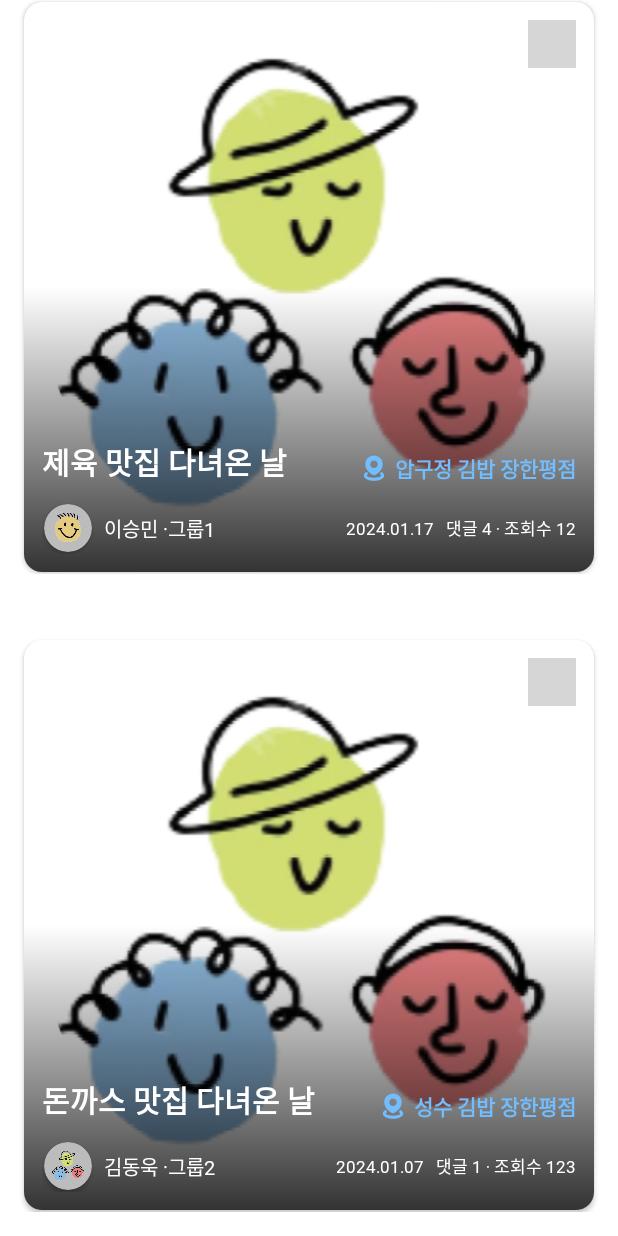
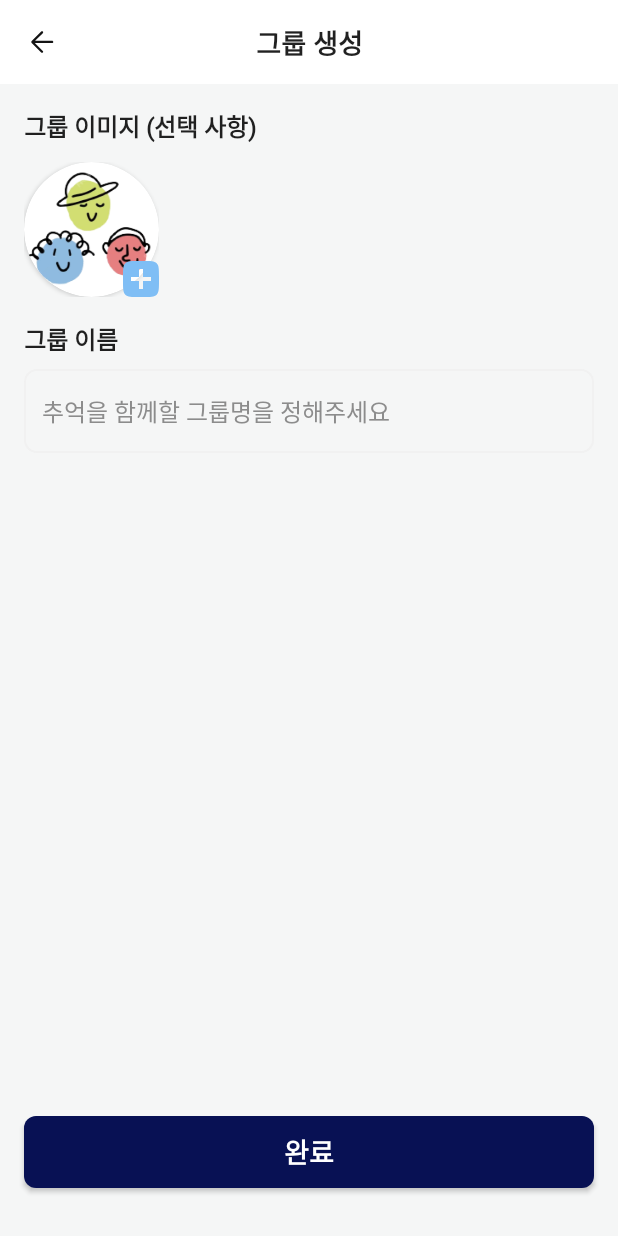
Before and after one commit to TTT-Sesac-2nd-project/WeWrite-FE, an Android app: the screen it shows after launch (GroupPageActivity before the commit, GroupCreateActivity after it), on a phone screen of 412 x 824 dp. Run offline under Robolectric (Android 15) with nearby library versions, the phone set to English and light mode, and no system bars; libraries missing offline, so code that uses them is left out: com.kakao.sdk; 1 statement that could not run was skipped; grey boxes are pictures that could not be loaded.

Commit message:
그룹 생성 페이지 View 생성

```diff
--- a/app/src/main/AndroidManifest.xml
+++ b/app/src/main/AndroidManifest.xml
@@ -15,9 +15,6 @@
         android:theme="@style/Theme.WeWrite">
         <activity
             android:name=".ui.group.GroupCreateActivity"
-            android:exported="false" />
-        <activity
-            android:name=".ui.group.GroupPageActivity"
             android:exported="true">
             <intent-filter>
                 <action android:name="android.intent.action.MAIN" />
@@ -26,11 +23,17 @@
             </intent-filter>
         </activity>
         <activity
+            android:name=".ui.group.GroupPageActivity"
+            android:exported="true">
+        </activity>
+        <activity
             android:name=".ui.detail.DetailActivity"
-            android:exported="false"></activity>
+            android:exported="false">
+        </activity>
         <activity
             android:name=".ui.onboarding.OnBoardingActivity"
-            android:exported="false"></activity>
+            android:exported="false">
+        </activity>
 
         <meta-data
             android:name="com.kakao.sdk.AppKey"
@@ -38,7 +41,8 @@
 
         <activity
             android:name=".ui.login.SplashActivity"
-            android:exported="true" />
+            android:exported="true">
+        </activity>
         <activity
             android:name=".ui.login.LoginActivity"
             android:exported="false">
@@ -53,7 +57,8 @@
         </activity>
         <activity
             android:name=".ui.MainActivity"
-            android:exported="false"></activity>
+            android:exported="false">
+        </activity>
     </application>
 
 </manifest>
--- /dev/null
+++ b/app/src/main/res/drawable/bg_edit_text.xml
@@ -0,0 +1,10 @@
+<?xml version="1.0" encoding="utf-8"?>
+<shape xmlns:android="http://schemas.android.com/apk/res/android"
+    android:shape="rectangle"
+    android:thickness="0dp"
+    android:padding="12dp"
+    android:textColor="@color/Gray8">
+    <stroke android:width="1dp" android:color="@color/Gray4"/>
+    <corners android:radius="8dp"/>
+    <solid android:color="@null"/>
+</shape>
--- /dev/null
+++ b/app/src/main/res/drawable/vi_plus_button.xml
@@ -0,0 +1,10 @@
+<vector xmlns:android="http://schemas.android.com/apk/res/android"
+    android:width="18dp"
+    android:height="18dp"
+    android:viewportWidth="18"
+    android:viewportHeight="18">
+    <path
+        android:fillColor="#FF7FBEF5"
+        android:fillType="evenOdd"
+        android:pathData="M1.17 1.17C0 2.34 0 4.23 0 8v2c0 3.77 0 5.66 1.17 6.83S4.23 18 8 18h2c3.77 0 5.66 0 6.83-1.17S18 13.77 18 10V8c0-3.77 0-5.66-1.17-6.83S13.77 0 10 0H8C4.23 0 2.34 0 1.17 1.17ZM8 4v4H4v2h4v4h2v-4h4V8h-4V4H8Z"/>
+</vector>
--- a/app/src/main/res/layout/activity_group_create.xml
+++ b/app/src/main/res/layout/activity_group_create.xml
@@ -4,6 +4,128 @@
     xmlns:tools="http://schemas.android.com/tools"
     android:layout_width="match_parent"
     android:layout_height="match_parent"
+    android:background="@color/Gray9"
     tools:context=".ui.group.GroupCreateActivity">
+    <androidx.constraintlayout.widget.ConstraintLayout
+        android:id="@+id/toolbar"
+        android:layout_width="match_parent"
+        android:layout_height="56dp"
+        android:background="@android:color/white"
+        app:layout_constraintTop_toTopOf="parent">
+        <ImageView
+            android:id="@+id/iv_toolbar_back"
+            android:layout_width="40dp"
+            android:layout_height="40dp"
+            android:padding="8dp"
+            android:src="@drawable/vi_back_button"
+            android:layout_marginStart="8dp"
+            app:layout_constraintStart_toStartOf="parent"
+            app:layout_constraintTop_toTopOf="parent"
+            app:layout_constraintBottom_toBottomOf="parent">
+        </ImageView>
+        <TextView
+            android:layout_width="wrap_content"
+            android:layout_height="wrap_content"
+            android:textSize="18sp"
+            android:textStyle="bold"
+            android:text="@string/group_create_toolbar"
+            app:layout_constraintStart_toStartOf="parent"
+            app:layout_constraintTop_toTopOf="parent"
+            app:layout_constraintBottom_toBottomOf="parent"
+            app:layout_constraintEnd_toEndOf="parent"
+            >
+        </TextView>
+    </androidx.constraintlayout.widget.ConstraintLayout>
+    <TextView
+        android:id="@+id/tv_group_create_image"
+        android:layout_width="wrap_content"
+        android:layout_height="wrap_content"
+        android:text="@string/group_create_image"
+        android:textSize="16sp"
+        android:textStyle="bold"
+        android:layout_marginTop="16dp"
+        android:layout_marginStart="16dp"
+        app:layout_constraintStart_toStartOf="parent"
+        app:layout_constraintTop_toBottomOf="@+id/toolbar">
+    </TextView>
+
+    <androidx.constraintlayout.widget.ConstraintLayout
+        android:id="@+id/cl_group_image"
+        android:layout_width="90dp"
+        android:layout_height="90dp"
+        android:layout_marginStart="16dp"
+        android:layout_marginTop="12dp"
+        android:elevation="2dp"
+        app:layout_constraintTop_toBottomOf="@+id/tv_group_create_image"
+        app:layout_constraintStart_toStartOf="parent">
+        <androidx.cardview.widget.CardView
+            android:id="@+id/cv_group_image"
+            android:layout_width="match_parent"
+            android:layout_height="match_parent"
+            app:cardCornerRadius="999dp"
+            >
+            <ImageView
+                android:id="@+id/iv_group_image"
+                android:layout_width="match_parent"
+                android:layout_height="match_parent"
+                android:background="@drawable/img_group_default"
+                android:scaleType="fitCenter">
+            </ImageView>
+        </androidx.cardview.widget.CardView>
+        <ImageView
+            android:id="@+id/iv_group_image_plus"
+            android:layout_width="24dp"
+            android:layout_height="24dp"
+            android:src="@drawable/vi_plus_button"
+            android:elevation="3dp"
+            app:layout_constraintEnd_toEndOf="parent"
+            app:layout_constraintBottom_toBottomOf="parent">
+        </ImageView>
+    </androidx.constraintlayout.widget.ConstraintLayout>
+
+    <TextView
+        android:id="@+id/tv_group_create_name"
+        android:layout_width="match_parent"
+        android:layout_height="wrap_content"
+        android:text="@string/group_create_name"
+        android:layout_marginTop="16dp"
+        android:layout_marginStart="16dp"
+        android:textSize="16sp"
+        android:textStyle="bold"
+        app:layout_constraintTop_toBottomOf="@+id/cl_group_image">
+    </TextView>
+
+    <EditText
+        android:id="@+id/add_event_enter"
+        android:layout_width="match_parent"
+        android:layout_height="wrap_content"
+        android:layout_marginStart="16dp"
+        android:layout_marginTop="8dp"
+        android:layout_marginEnd="16dp"
+        android:background="@drawable/bg_edit_text"
+        android:paddingHorizontal="12dp"
+        android:paddingVertical="16dp"
+        android:hint="@string/group_create_name_hint"
+        android:textColorHint="@color/Gray8"
+        android:textColor="@color/black"
+        android:textSize="16sp"
+        android:inputType="text"
+        app:layout_constraintTop_toBottomOf="@+id/tv_group_create_name">
+    </EditText>
+
+    <Button
+        android:layout_width="match_parent"
+        android:layout_height="wrap_content"
+        android:background="@drawable/bg_common_button"
+        android:textColor="@color/white"
+        android:textStyle="bold"
+        android:textSize="18sp"
+        android:text="@string/group_create_complete"
+        android:layout_marginStart="16dp"
+        android:layout_marginEnd="16dp"
+        android:layout_marginBottom="32dp"
+        app:layout_constraintBottom_toBottomOf="parent"
+        >
+    </Button>
 
 </androidx.constraintlayout.widget.ConstraintLayout>
--- a/app/src/main/res/layout/fragment_group.xml
+++ b/app/src/main/res/layout/fragment_group.xml
@@ -5,7 +5,7 @@
     xmlns:tools="http://schemas.android.com/tools"
     android:layout_width="match_parent"
     android:layout_height="match_parent"
-    android:background="@color/Gray3"
+    android:background="@color/Gray9"
     tools:context=".ui.group.GroupFragment">
 
     <androidx.constraintlayout.widget.ConstraintLayout
--- a/app/src/main/res/layout/fragment_my_page.xml
+++ b/app/src/main/res/layout/fragment_my_page.xml
@@ -5,7 +5,7 @@
     xmlns:tools="http://schemas.android.com/tools"
     android:layout_width="match_parent"
     android:layout_height="match_parent"
-    android:background="@color/Gray3"
+    android:background="@color/Gray9"
     tools:context=".ui.myPage.MyPageFragment">
 
     <androidx.constraintlayout.widget.ConstraintLayout
--- a/app/src/main/res/values/colors.xml
+++ b/app/src/main/res/values/colors.xml
@@ -12,5 +12,7 @@
     <color name="Gray5">#777777</color>
     <color name="Gray6">#BDBCBC</color>
     <color name="Gray7">#EFEFEF</color>
+    <color name="Gray8">#8C8C8C</color>
+    <color name="Gray9">#F5F6F6</color>
     <color name="SkyBlue">#72BDFF</color>
 </resources>
--- a/app/src/main/res/values/strings.xml
+++ b/app/src/main/res/values/strings.xml
@@ -48,5 +48,12 @@
     <string name="group_page_invite">초대하기</string>
     <string name="group_page_post">그룹 글</string>
 
+    <!-- GroupCreateActivity -->
+    <string name="group_create_toolbar">그룹 생성</string>
+    <string name="group_create_image">그룹 이미지 (선택 사항)</string>
+    <string name="group_create_name_hint">추억을 함께할 그룹명을 정해주세요</string>
+    <string name="group_create_name">그룹 이름</string>
+    <string name="group_create_complete">완료</string>
+
 
 </resources>
```
